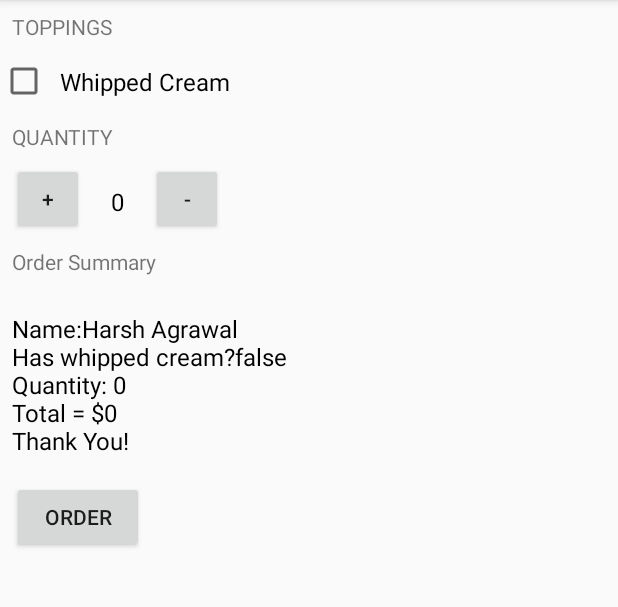
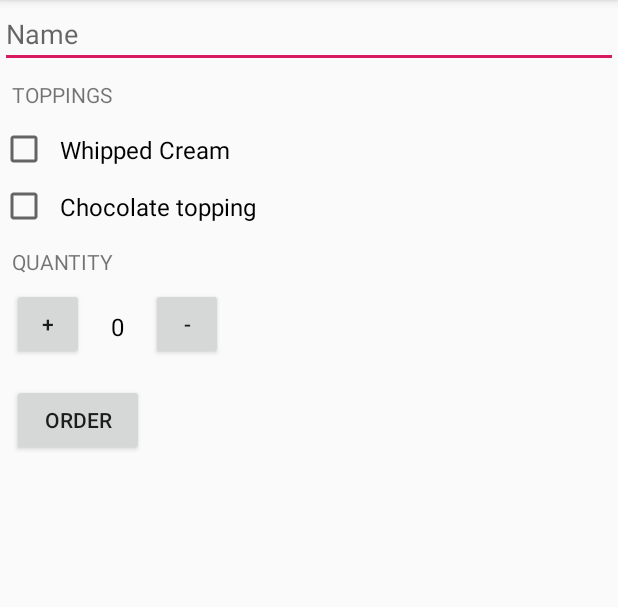
Before and after one commit to harshagr18/AndroidLearning, an Android app: the screen it shows after launch (MainActivity), after a tap on "ORDER", on a phone screen of 412 x 824 dp, the part 84-691 px from its top. Run offline under Robolectric (Android 15) with nearby library versions, the phone set to English and light mode, and no system bars.

```diff
--- a/justjava/app/src/main/java/com/firstjavaapp/harsh/justjava/MainActivity.java
+++ b/justjava/app/src/main/java/com/firstjavaapp/harsh/justjava/MainActivity.java
@@ -1,10 +1,12 @@
 package com.firstjavaapp.harsh.justjava;
 
 
+import android.content.Intent;
 import android.os.Bundle;
 import android.support.v7.app.AppCompatActivity;
 import android.view.View;
 import android.widget.CheckBox;
+import android.widget.EditText;
 import android.widget.TextView;
 
 import java.text.NumberFormat;
@@ -23,22 +25,30 @@ public class MainActivity extends AppCompatActivity {
     int nocoffee=0;
     int price=5;
     boolean hasCream;
+    boolean hasChoco;
+    String hisname;
+    String ordermail;
     /**
      * This method is called when the order button is clicked.
      */
     public void increment(View view) {
-    nocoffee=nocoffee+1;
-    display(nocoffee,price);
+        if(nocoffee<=100)
+        {nocoffee=nocoffee+1;
+    display(nocoffee,price);}
     }
 
     public void submitOrder(View view) {
+        EditText name = (EditText) findViewById(R.id.name);
+        hisname= name.getText().toString();
         CheckBox creamcheck = (CheckBox) findViewById(R.id.creamcheck);
         hasCream= creamcheck.isChecked();
+        CheckBox chocochek = (CheckBox) findViewById(R.id.chococheck);
+        hasChoco= chocochek.isChecked();
         displayPrice(nocoffee,price);
-    }
+        }
 
     public void decrement(View view) {
-        if(nocoffee!=0)
+        if(nocoffee>1)
         {nocoffee=nocoffee-1;
         display(nocoffee,price);}
     }
@@ -52,9 +62,23 @@ public class MainActivity extends AppCompatActivity {
     /**
      * This method displays the given price on the screen.
      */
-    private void displayPrice(int nos,int price) {
+    public void displayPrice(int nos,int price) {
+        if(hasCream==true)
+        {
+            price=price+1;
+        }
+        if(hasChoco==true)
+        {
+            price=price+2;
+        }
         int number=nos*price;
-        TextView priceTextView = (TextView) findViewById(R.id.price_no);
-        priceTextView.setText("Name:Harsh Agrawal\nHas whipped cream?" + hasCream + "\nQuantity: " + nos + "\nTotal = $" + number+ "\nThank You!" );
+        Intent intent = new Intent(Intent.ACTION_SEND);
+        intent.setType("text/html");
+        intent.putExtra(Intent.EXTRA_EMAIL, "agrawalco.9@gmail.com");
+        intent.putExtra(Intent.EXTRA_SUBJECT, "Trying to order");
+        ordermail = ("Name: "+hisname+"\nHas whipped cream?" + hasCream +"\nHas chocolate Toppings? " + hasChoco + "\nQuantity: " + nos + "\nTotal = $" + number+ "\nThank You!" );
+        intent.putExtra(Intent.EXTRA_TEXT, ordermail);
+        startActivity(Intent.createChooser(intent, "Send Email"));
+
     }
 }
--- a/justjava/app/src/main/res/layout/activity_main.xml
+++ b/justjava/app/src/main/res/layout/activity_main.xml
@@ -9,7 +9,16 @@
 <RelativeLayout
     android:layout_width="match_parent"
     android:layout_height="match_parent">
+
+    <EditText
+        android:id="@+id/name"
+        android:layout_width="match_parent"
+        android:layout_height="match_parent"
+        android:hint="Name"/>
+
+
     <TextView
+        android:layout_below="@+id/name"
         android:layout_width="wrap_content"
         android:layout_height="wrap_content"
         android:text="TOPPINGS"
@@ -28,6 +37,18 @@
         android:textColor="#000000"
         android:textSize="16sp" />
 
+    <CheckBox
+        android:id="@+id/chococheck"
+        android:layout_width="wrap_content"
+        android:layout_height="wrap_content"
+        android:layout_below="@+id/creamcheck"
+        android:layout_alignParentStart="true"
+        android:padding="8dp"
+        android:paddingLeft="24dp"
+        android:text="Chocolate topping"
+        android:textColor="#000000"
+        android:textSize="16sp" />
+
 
     <TextView
         android:id="@+id/quantity_text"
@@ -35,7 +56,7 @@
         android:layout_height="wrap_content"
         android:padding="8dp"
         android:text="QUANTITY"
-        android:layout_below="@+id/creamcheck"
+        android:layout_below="@+id/chococheck"
          />
 
 
@@ -72,32 +93,12 @@
         android:onClick="decrement"
         android:text="-" />
 
-    <TextView
-        android:id="@+id/price_text"
-        android:layout_width="wrap_content"
-        android:layout_height="wrap_content"
-        android:padding="8dp"
-        android:text="Order Summary"
-        android:layout_below="@id/plus_button"
-        />
-
-    <TextView
-        android:id="@+id/price_no"
-        android:layout_marginLeft="8dp"
-        android:layout_marginTop="16dp"
-        android:textSize="16sp"
-        android:textColor="#000000"
-        android:layout_below="@id/price_text"
-        android:layout_width="wrap_content"
-        android:layout_height="wrap_content"
-        android:text="TOTAL 0"/>
-
     <Button
         android:id="@+id/order_button"
         android:layout_marginTop="16dp"
         android:layout_width="wrap_content"
         android:layout_height="wrap_content"
-        android:layout_below="@id/price_no"
+        android:layout_below="@id/minus_button"
         android:layout_marginLeft="8dp"
         android:onClick="submitOrder"
         android:text="ORDER" />
```
